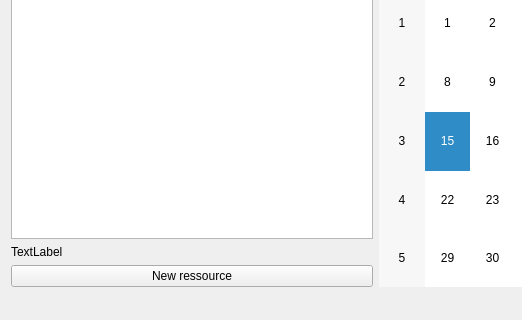
Old version of the form 00_Qt_Client/mainwindow.ui in the repository EliasWollitzer/Diplomarbeit; both pictures show x 0 to 522 and y 175 to 495 of the 751 by 495 pixel window.
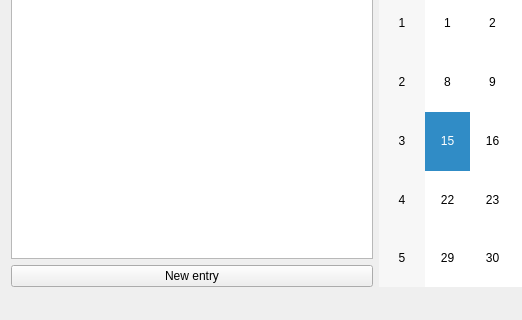
New version of the form.

```diff
--- a/00_Qt_Client/mainwindow.ui
+++ b/00_Qt_Client/mainwindow.ui
@@ -24,16 +24,9 @@
        <widget class="QTableView" name="tableView"/>
       </item>
       <item>
-       <widget class="QLabel" name="label">
+       <widget class="QPushButton" name="newEntryButton">
         <property name="text">
-         <string>TextLabel</string>
-        </property>
-       </widget>
-      </item>
-      <item>
-       <widget class="QPushButton" name="newRessource">
-        <property name="text">
-         <string>New ressource</string>
+         <string>New entry</string>
         </property>
        </widget>
       </item>
```
